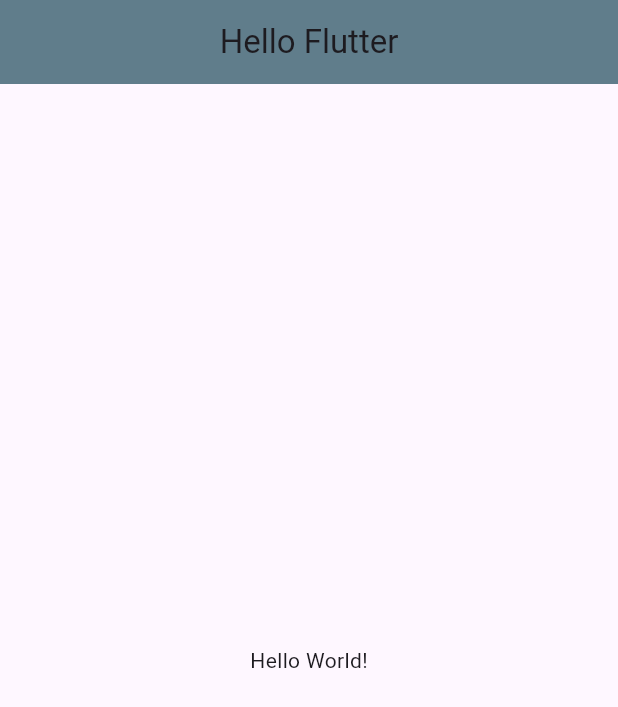
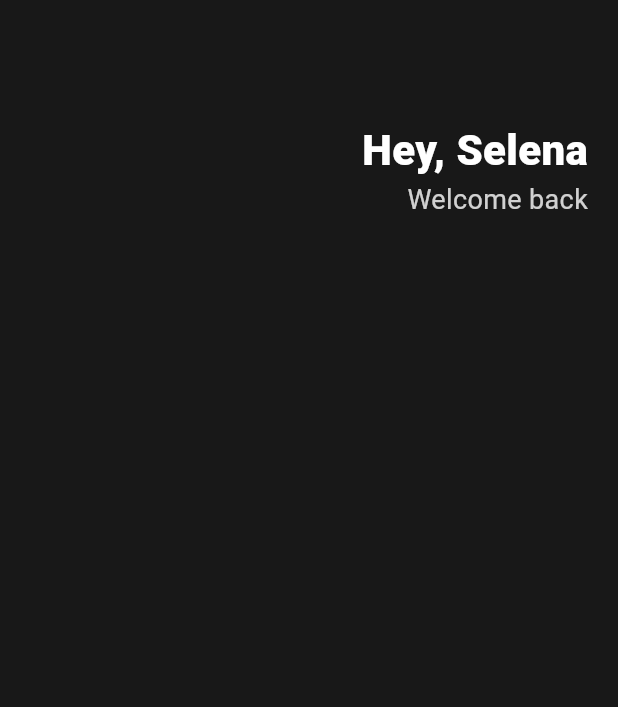
Before and after one commit to heereal/Digital_Wallet, a Flutter app: the screen it shows after launch, on a phone screen of 412 x 824 dp. Shown: the top 707 px of the screen. Run offline on Flutter 3.47's test engine with Material 3 defaults, Android fonts, the light colour scheme and no system bars.

Commit message:
design: header

```diff
--- a/lib/main.dart
+++ b/lib/main.dart
@@ -15,15 +15,44 @@
     return MaterialApp(
       // 모든 화면은 Scaffold를 가짐 (화면의 구조를 제공)
       home: Scaffold(
-        appBar: AppBar(
-          title: Text('Hello Flutter'),
-          centerTitle: true,
-          backgroundColor: Colors.blueGrey,
-        ),
-        body: Center(
-          child: Text('Hello World!'),
-        ),
-      ),
+          backgroundColor: Color(0xFF181818), // 커스텀 컬러
+          body: Padding(
+            padding: EdgeInsets.symmetric(
+              horizontal: 20,
+            ),
+            child: Column(
+              children: [
+                SizedBox(
+                  height: 80,
+                ),
+                Row(
+                  mainAxisAlignment: MainAxisAlignment.end,
+                  children: [
+                    Column(
+                      crossAxisAlignment: CrossAxisAlignment.end,
+                      children: [
+                        Text(
+                          'Hey, Selena',
+                          style: TextStyle(
+                            color: Colors.white,
+                            fontSize: 28,
+                            fontWeight: FontWeight.w800,
+                          ),
+                        ),
+                        Text(
+                          'Welcome back',
+                          style: TextStyle(
+                            color: Colors.white.withOpacity(0.8),
+                            fontSize: 18,
+                          ),
+                        ),
+                      ],
+                    ),
+                  ],
+                )
+              ],
+            ),
+          )),
     );
   }
 }
```
Also changed, not shown: 1 other file.
